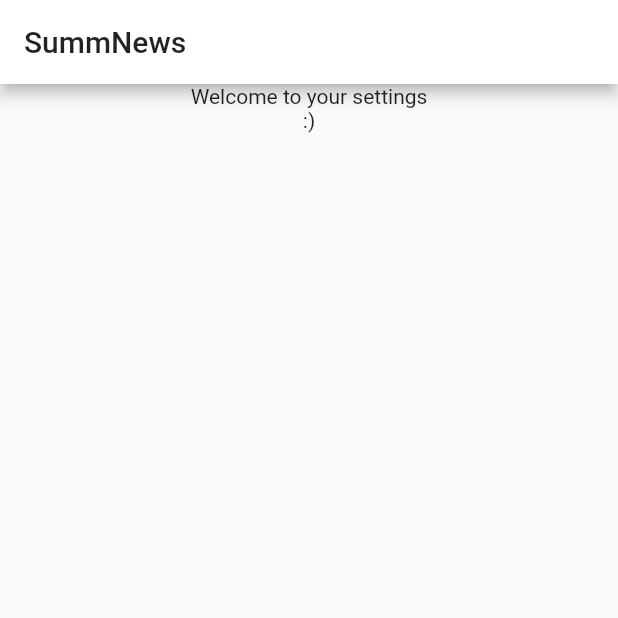
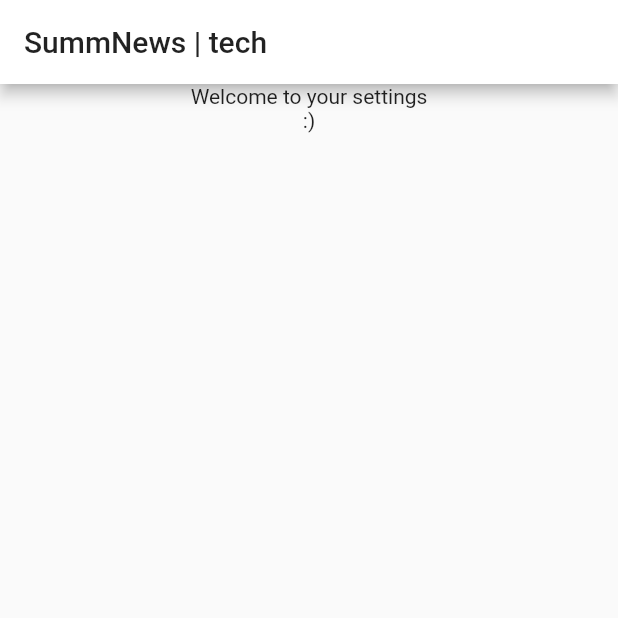
Before and after one commit to AdamZed/SummNews, a Flutter app: the screen it shows after launch, item 2 of the bottom bar chosen, on a phone screen of 412 x 824 dp, the top half of it. Run offline on Flutter 3.47's test engine with Material 2 defaults, Android fonts, the light colour scheme and no system bars; network calls fail.

Commit message:
bottom sheet implemented for category switching

```diff
--- a/summnews/lib/main.dart
+++ b/summnews/lib/main.dart
@@ -14,11 +14,64 @@
 
 class HomeState extends State<SummNewsApp> {
   var _selectedTab = 0;
+  final _scaffoldKey = new GlobalKey<ScaffoldState>();
   static String _category = "tech";
-  final List<StatefulWidget> _children = [
+  static List<StatefulWidget> _children = [
     new news.NewsWidget(category: _category),
     settings.SettingsWidget(),
   ];
+
+  VoidCallback _showBottomSheetCB;
+
+  @override
+  void initState() {
+    super.initState();
+    _showBottomSheetCB = _showBottomSheet;
+  }
+
+  void _showBottomSheet() {
+    setState(() {
+      _showBottomSheetCB = null;
+    });
+    _scaffoldKey.currentState
+        .showBottomSheet((context) {
+          return new Column(
+            mainAxisSize: MainAxisSize.min,
+            children: <Widget>[
+              new ListTile(
+                leading: new Icon(Icons.developer_board),
+                title: new Text('Tech'),
+                onTap: () => changeCategory("tech"),
+              ),
+              new ListTile(
+                leading: new Icon(Icons.school),
+                title: new Text('Science'),
+                // onTap: () => ...,
+              ),
+              new ListTile(
+                leading: new Icon(Icons.public),
+                title: new Text('World'),
+                // onTap: () => ...,
+              ),
+            ],
+          );
+        })
+        .closed
+        .whenComplete(() {
+          if (mounted) {
+            setState(() {
+              _showBottomSheetCB = _showBottomSheet;
+            });
+          }
+        });
+  }
+
+  void changeCategory(String _category) {
+    _children = [
+      new news.NewsWidget(category: _category),
+      settings.SettingsWidget(),
+    ];
+  }
 
   void onTabTapped(int index) {
     setState(() {
@@ -30,15 +83,12 @@
   Widget build(BuildContext context) {
     return new MaterialApp(
         home: new Scaffold(
+      key: _scaffoldKey,
       appBar: new AppBar(
         backgroundColor: Colors.white,
         brightness: Brightness.light,
-        title: new Text(
-          "SummNews",
-          style: new TextStyle(
-            color: Colors.black87
-          )
-        ),
+        title: new Text("SummNews | " + _category,
+            style: new TextStyle(color: Colors.black87)),
       ),
       body: _children[_selectedTab],
       bottomNavigationBar: new Theme(
@@ -56,14 +106,13 @@
                 ),
                 BottomNavigationBarItem(
                   icon: Icon(Icons.settings),
-                  backgroundColor: Colors.red,
                   title: Text('Settings'),
                 )
               ],
             ),
           )),
       floatingActionButton: new FloatingActionButton(
-          onPressed: null,
+          onPressed: _showBottomSheet,
           backgroundColor: Colors.red,
           child: new Icon(Icons.view_headline)),
       floatingActionButtonLocation: FloatingActionButtonLocation.centerDocked,
```
